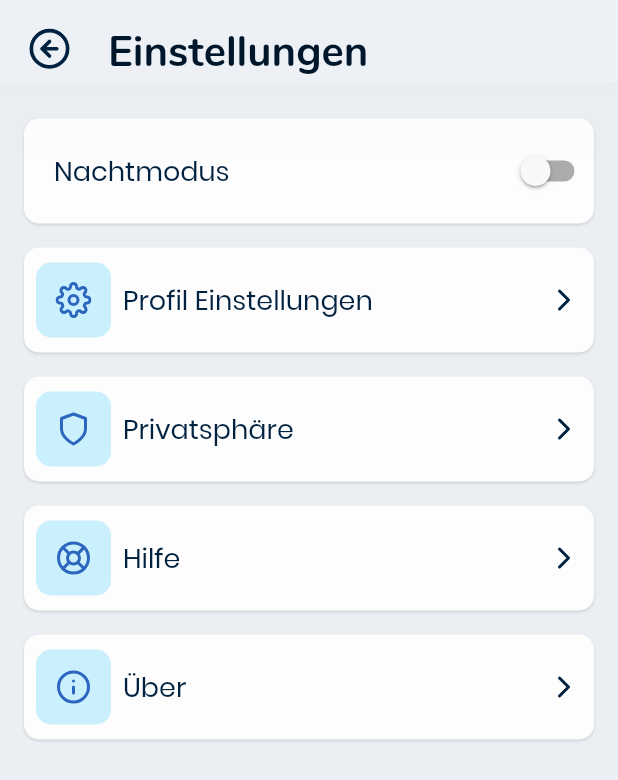
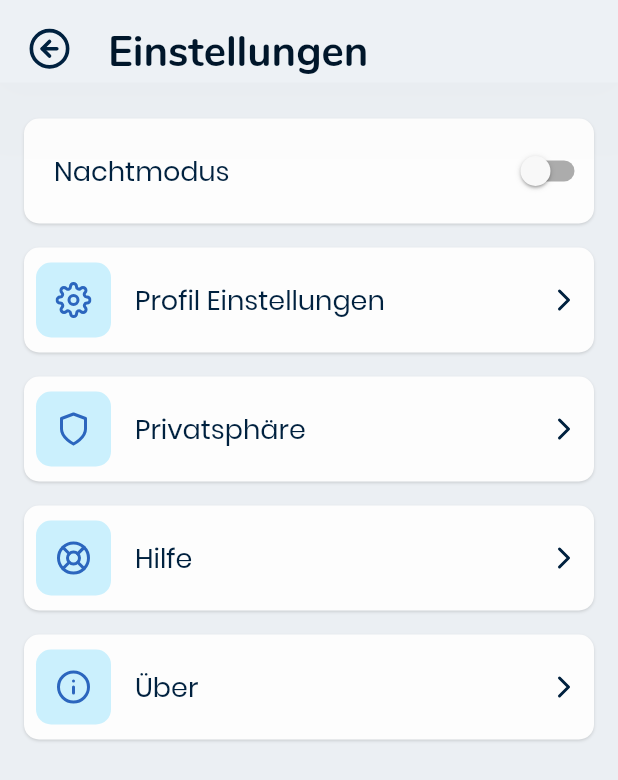
Before and after one commit to OpenClimatic/climatic-client, a Flutter app: the Settings screen opened by its route, on a phone screen of 412 x 824 dp. Shown: the top 780 px of the screen. Run offline on Flutter 3.47's test engine with Material 2 defaults, Android fonts, the phone set to English and light mode, and no system bars; our stand-ins replace feather_icons_flutter, flutter_secure_storage, percent_indicator, shared_preferences; missing offline and left inert: flutter_circular_chart; accounts and stored records are empty.

Commit message:
small padding adjustment

```diff
--- a/client/lib/pages/settings/Settings.dart
+++ b/client/lib/pages/settings/Settings.dart
@@ -101,7 +101,7 @@ class _SettingsState extends State<Settings> {
                         color: cc.blueBG),
                     child: Icon(icon, color: cc.blue)),
                 Container(
-                  padding: EdgeInsets.fromLTRB(8, 0, 0, 0),
+                  padding: EdgeInsets.fromLTRB(16, 0, 0, 0),
                   width: 200,
                   child:
                       Text(route, style: Theme.of(context).textTheme.subtitle1),
```
